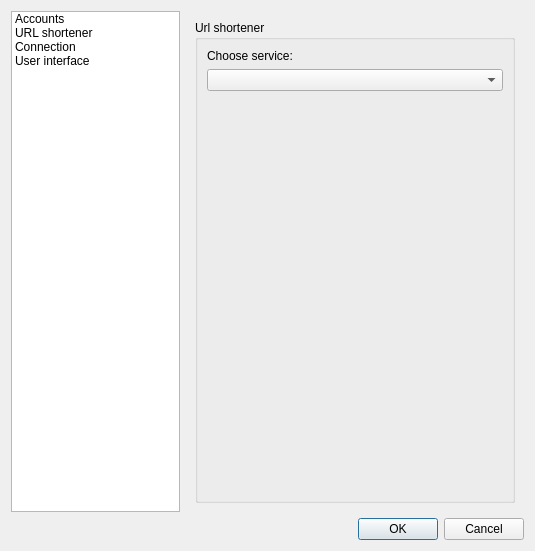
This is src/OptionsDialog.ui in asolfre/qwit as Qt 5 draws it before an edit. The edited form follows.
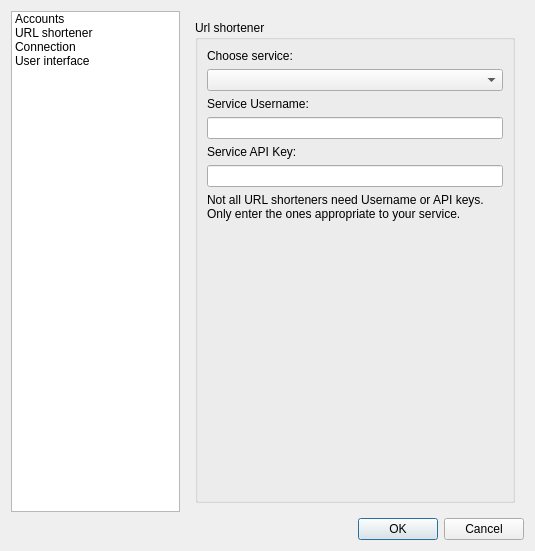
This is the edited form. The open tabs and pages were chosen to show the change.

Commit message: Added custom API logins for URL shorteners, by matthewh84 (issue 110)

```diff
--- a/src/OptionsDialog.ui
+++ b/src/OptionsDialog.ui
@@ -1263,6 +1263,36 @@
                 <item>
                  <widget class="QComboBox" name="urlShortenersComboBox"/>
                 </item>
+                <item>
+                 <widget class="QLabel" name="label_14">
+                  <property name="text">
+                   <string>Service Username:</string>
+                  </property>
+                 </widget>
+                </item>
+                <item>
+                 <widget class="QLineEdit" name="urlShortenersUsername"/>
+                </item>
+                <item>
+                 <widget class="QLabel" name="label_15">
+                  <property name="text">
+                   <string>Service API Key:</string>
+                  </property>
+                 </widget>
+                </item>
+                <item>
+                 <widget class="QLineEdit" name="urlShortenersAPIKey"/>
+                </item>
+                <item>
+                 <widget class="QLabel" name="label_16">
+                  <property name="text">
+                   <string>Not all URL shorteners need Username or API keys. Only enter the ones appropriate to your service.</string>
+                  </property>
+                  <property name="wordWrap">
+                   <bool>true</bool>
+                  </property>
+                 </widget>
+                </item>
                 <item>
                  <spacer name="verticalSpacer_7">
                   <property name="orientation">
```
The commit also changes 8 other files.
